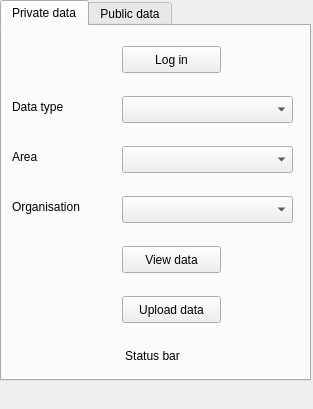
Before: the Qt Designer form dockwidget.ui in nens/lizard_qgis_plugin, drawn with Qt 5.
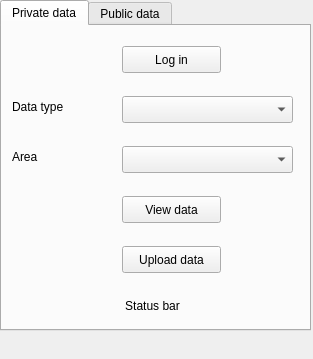
After: the same form once the commit is applied. The open tabs and pages were chosen to show the change.

Commit message: Remove organisation options

Patch:
```diff
--- a/dockwidget.ui
+++ b/dockwidget.ui
@@ -7,7 +7,7 @@
     <x>0</x>
     <y>0</y>
     <width>313</width>
-    <height>409</height>
+    <height>359</height>
    </rect>
   </property>
   <property name="windowTitle">
@@ -20,7 +20,7 @@
       <x>0</x>
       <y>0</y>
       <width>311</width>
-      <height>381</height>
+      <height>331</height>
      </rect>
     </property>
     <property name="currentIndex">
@@ -75,7 +75,7 @@
       <property name="geometry">
        <rect>
         <x>0</x>
-        <y>320</y>
+        <y>270</y>
         <width>301</width>
         <height>20</height>
        </rect>
@@ -129,34 +129,11 @@
        <bool>false</bool>
       </property>
      </widget>
-     <widget class="QLabel" name="organisation_label_private">
-      <property name="geometry">
-       <rect>
-        <x>10</x>
-        <y>170</y>
-        <width>101</width>
-        <height>21</height>
-       </rect>
-      </property>
-      <property name="text">
-       <string>Organisation</string>
-      </property>
-     </widget>
-     <widget class="QComboBox" name="organisation_combobox_private">
-      <property name="geometry">
-       <rect>
-        <x>120</x>
-        <y>170</y>
-        <width>171</width>
-        <height>27</height>
-       </rect>
-      </property>
-     </widget>
      <widget class="QPushButton" name="view_data_button_private">
       <property name="geometry">
        <rect>
         <x>120</x>
-        <y>220</y>
+        <y>170</y>
         <width>99</width>
         <height>27</height>
        </rect>
@@ -175,7 +152,7 @@
       <property name="geometry">
        <rect>
         <x>120</x>
-        <y>270</y>
+        <y>220</y>
         <width>99</width>
         <height>27</height>
        </rect>
```
Left out of the diff: 2 changed lines with no effect on the pictures. The commit also changes 2 other files.
